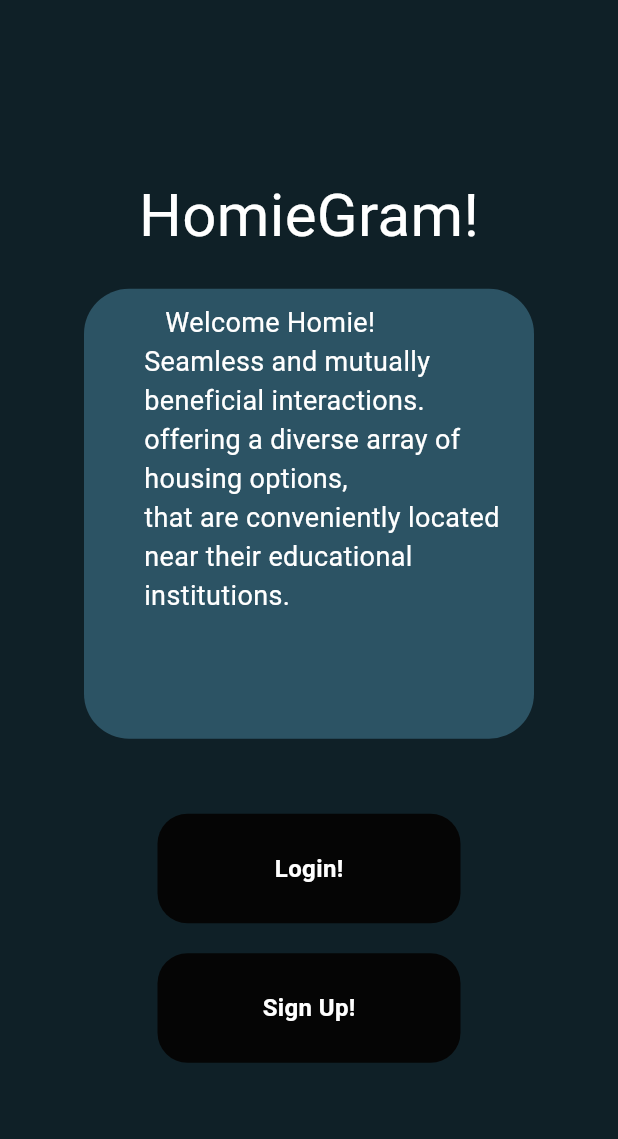
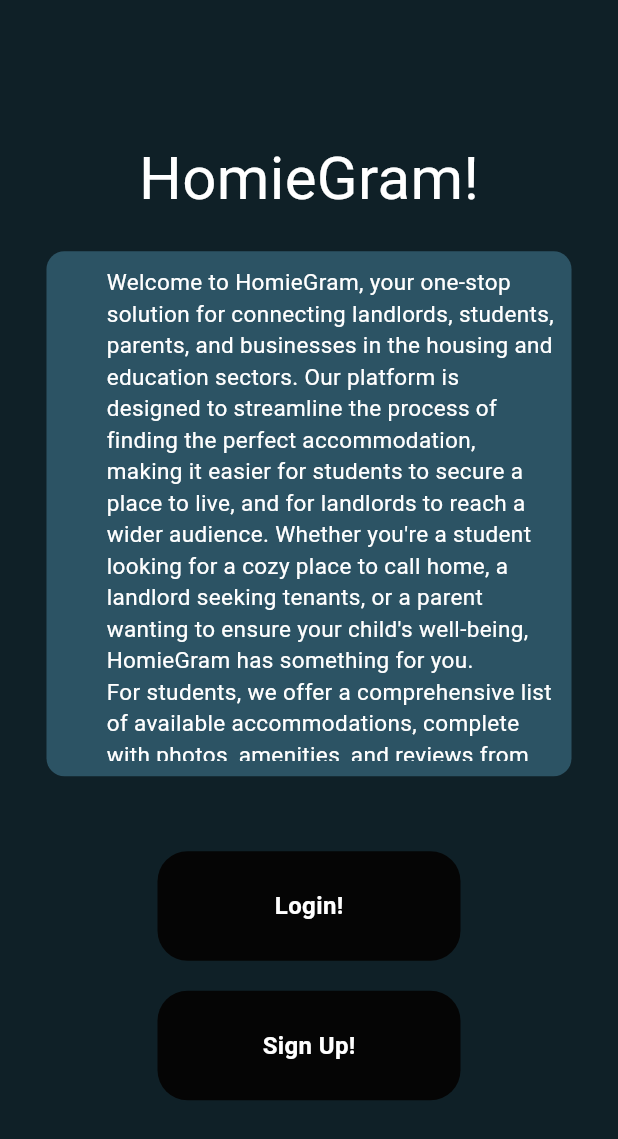
Before and after one commit to masiDaniel/HomieGram, a Flutter app: the screen it shows after launch, on a phone screen of 412 x 824 dp. Shown: the top 1139 px of the screen. Run offline on Flutter 3.47's test engine with Material 3 defaults, Android fonts, the phone set to English and light mode, and no system bars; drawn by our look-alikes of marquee; our stand-ins replace animated_text_kit, google_fonts.

Commit message:
views folder

```diff
--- a/version_1/lib/views/welcome_page.dart
+++ b/version_1/lib/views/welcome_page.dart
@@ -28,18 +28,18 @@ class WelcomePage extends StatelessWidget {
             ),
             Container(
               padding: const EdgeInsets.all(10),
-              height: 300,
-              width: 300,
+              height: 350,
+              width: 350,
               decoration: BoxDecoration(
                 color: Color(0xFF2C5364),
-                borderRadius: BorderRadius.circular(30),
+                borderRadius: BorderRadius.circular(12),
               ),
               child: Marquee(
                 text:
-                    "\t\t\tWelcome Homie!\nSeamless and mutually beneficial interactions.\noffering a diverse array of housing options, \nthat are conveniently located near their educational institutions. ",
+                    "Welcome to HomieGram, your one-stop solution for connecting landlords, students, parents, and businesses in the housing and education sectors. Our platform is designed to streamline the process of finding the perfect accommodation, making it easier for students to secure a place to live, and for landlords to reach a wider audience. Whether you're a student looking for a cozy place to call home, a landlord seeking tenants, or a parent wanting to ensure your child's well-being, HomieGram has something for you. \nFor students, we offer a comprehensive list of available accommodations, complete with photos, amenities, and reviews from previous tenants. For landlords, our platform provides a simple and efficient way to advertise your properties, ensuring they reach the right audience. Parents can rest assured knowing that their children are living in safe and comfortable environments, thanks to our rigorous screening process and community feedback.\n\nBut that's not all. HomieGram also caters to businesses looking to expand their reach within the housing and education sectors. Whether you're a real estate agency, a university, or a company offering services to students, HomieGram is here to help you connect with your target audience.Join us today and experience the HomieGram difference. Together, we can make the process of finding and securing accommodations smoother and more efficient for everyone involved. ",
                 style: const TextStyle(
                   color: Colors.white,
-                  fontSize: 18,
+                  fontSize: 15,
                 ),
                 scrollAxis: Axis.vertical,
                 crossAxisAlignment: CrossAxisAlignment.center,
```
Also changed, not shown: version_1/lib/views/dasboard_view.dart (+4 -4 lines).
